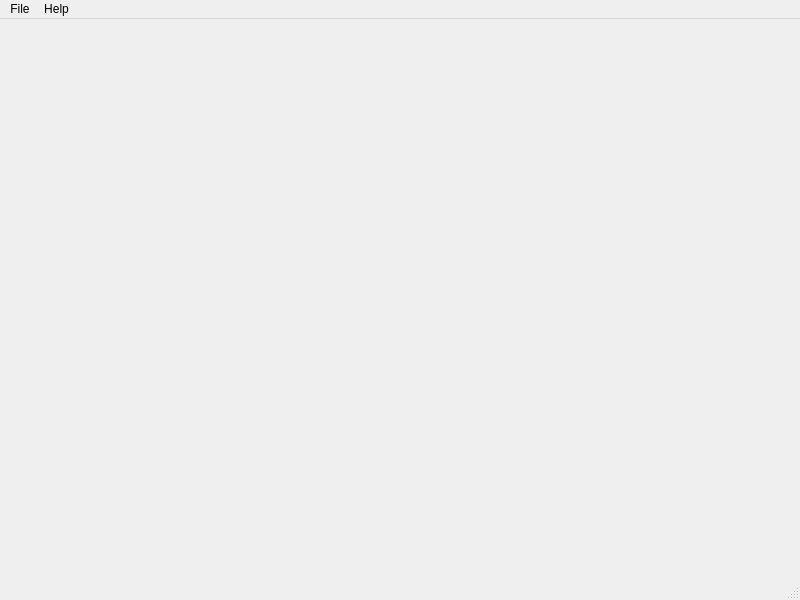
The window that screen/_ui/main_app.ui (pranav1416/elixir-math-quiz) describes before a commit, drawn with Qt 5.
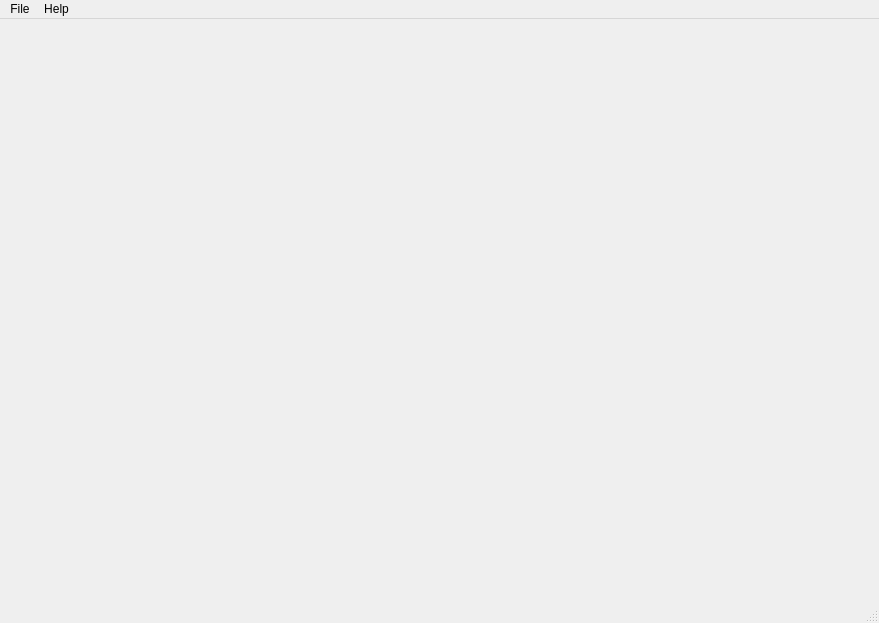
The same window after the commit.

Patch:
```diff
--- a/screen/_ui/main_app.ui
+++ b/screen/_ui/main_app.ui
@@ -6,8 +6,8 @@
    <rect>
     <x>0</x>
     <y>0</y>
-    <width>800</width>
-    <height>600</height>
+    <width>879</width>
+    <height>623</height>
    </rect>
   </property>
   <property name="windowTitle">
@@ -22,8 +22,8 @@
      <rect>
       <x>9</x>
       <y>9</y>
-      <width>781</width>
-      <height>551</height>
+      <width>841</width>
+      <height>571</height>
      </rect>
     </property>
     <property name="currentIndex">
@@ -36,8 +36,8 @@
     <rect>
      <x>0</x>
      <y>0</y>
-     <width>800</width>
-     <height>22</height>
+     <width>879</width>
+     <height>21</height>
     </rect>
    </property>
    <widget class="QMenu" name="menuFile">
```
